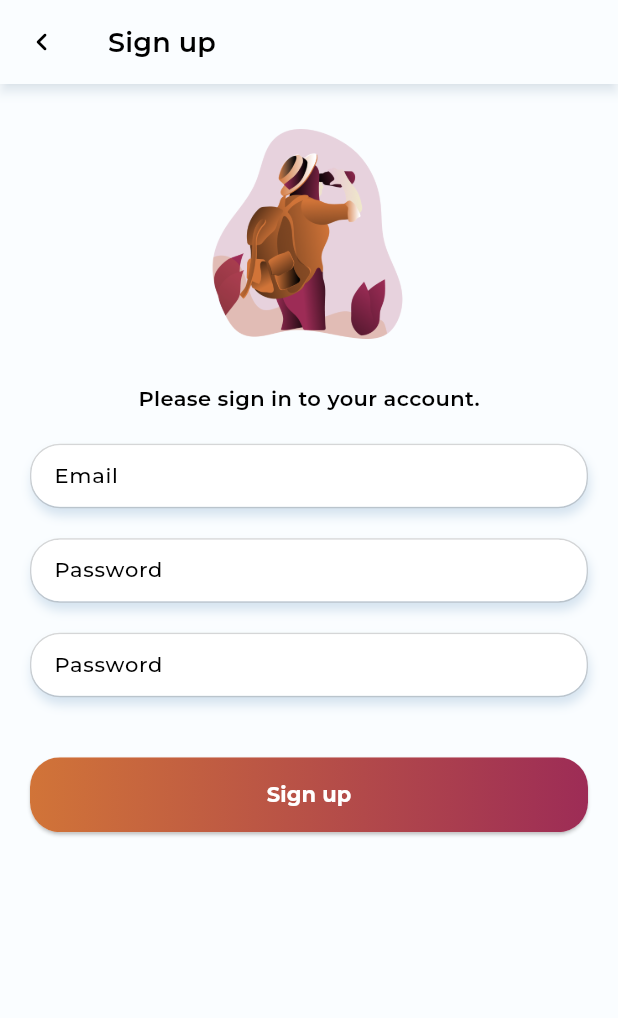
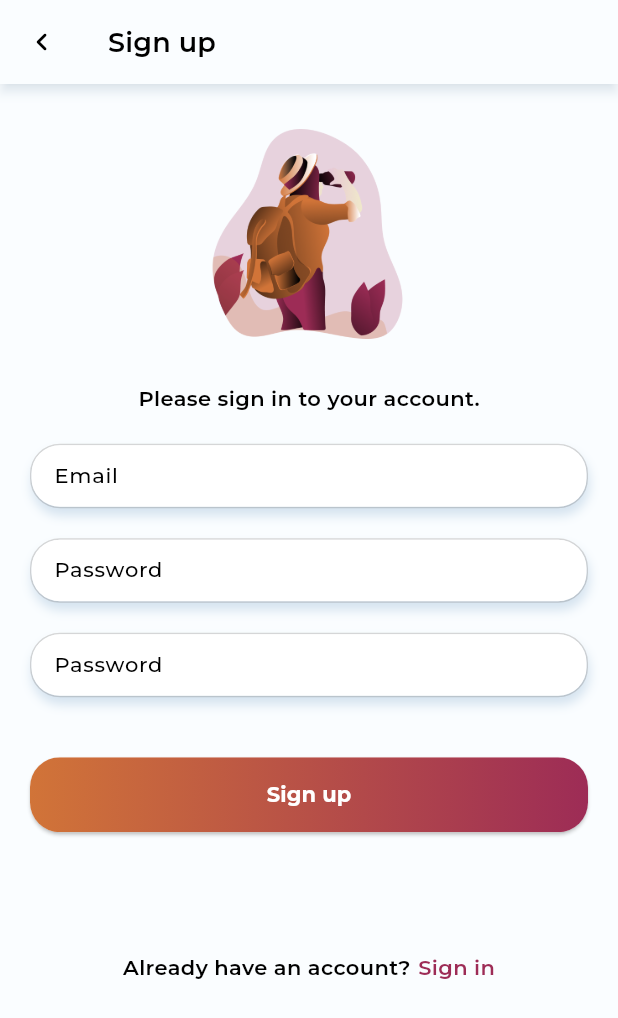
Before and after one commit to FilipKisic/Tourist-app, a Flutter app: the screen it shows after launch, after a tap on "Sign in", after a tap on "Sign up", on a phone screen of 412 x 824 dp. Shown: the top 1018 px of the screen. Run offline on Flutter 3.47's test engine with Material 2 defaults, Android fonts, the phone set to English and light mode, and no system bars; our stand-ins replace firebase_auth, firebase_core, flutter_riverpod, lottie; accounts and stored records are empty; generated files the repository leaves out were written again.

Commit message:
Added registration and iOS support

```diff
--- a/assets/l10n/app_en.arb
+++ b/assets/l10n/app_en.arb
@@ -4,6 +4,7 @@
     "password": "Password",
     "signIn": "Sign in",
     "dontHaveAnAccount": "Don't have an account?",
+    "alreadyHaveAnAccount": "Already have an account?",
     "signUp": "Sign up",
     "emailEmptyValidation": "Email cannot be empty.",
     "emailAddressValidation": "Please enter a valid email address.",
@@ -13,5 +14,6 @@
     "wrongEmailOrPassword": "Wrong email or password",
     "passwordsDoNotMatch": "Passwords do not match",
     "emailAlreadyExists": "Email is already in use",
-    "passwordIsTooWeak": "Password is too weak"
+    "passwordIsTooWeak": "Password is too weak",
+    "thereWasAnError": "There was an error"
 }
--- a/assets/l10n/app_hr.arb
+++ b/assets/l10n/app_hr.arb
@@ -2,8 +2,9 @@
     "signInTitle": "Prijava u svoj račun.",
     "email": "E-pošta",
     "password": "Lozinka",
-    "signIn": "Prijava",
+    "signIn": "Prijavi se",
     "dontHaveAnAccount": "Nemate svoj račun?",
+    "alreadyHaveAnAccount": "Već imate račun?",
     "signUp": "Registracija",
     "emailEmptyValidation": "E-pošta ne može biti prazna.",
     "emailAddressValidation": "Molimo Vas unesite ispravnu adresu E-pošte.",
@@ -13,5 +14,6 @@
     "wrongEmailOrPassword": "Pogrešna adresa ili lozinka",
     "passwordsDoNotMatch": "Lozinke nisu jednake",
     "emailAlreadyExists": "E-pošta je već u uporabi",
-    "passwordIsTooWeak": "Lozinka je preslaba"
+    "passwordIsTooWeak": "Lozinka je preslaba",
+    "thereWasAnError": "Dogodila se pogreška"
 }
--- a/lib/features/auth/domain/repository/user_repository.dart
+++ b/lib/features/auth/domain/repository/user_repository.dart
@@ -2,4 +2,5 @@ import 'package:firebase_auth/firebase_auth.dart';
 
 abstract interface class UserRepository {
   Future<User?> loginUser(final String email, final String password);
+  Future<User?> registerUser(final String email, final String password);
 }
--- a/lib/features/auth/presentation/screen/registration_screen.dart
+++ b/lib/features/auth/presentation/screen/registration_screen.dart
@@ -1,18 +1,21 @@
 import 'package:flutter/material.dart';
 import 'package:flutter_gen/gen_l10n/app_localizations.dart';
+import 'package:flutter_riverpod/flutter_riverpod.dart';
+import 'package:tourist_app/core/route_generator.dart';
+import 'package:tourist_app/di.dart';
 import 'package:tourist_app/features/auth/presentation/util/utils.dart';
 import 'package:tourist_app/features/auth/presentation/widget/custom_text_form_field.dart';
 import 'package:tourist_app/features/common/presentation/widget/custom_snackbar.dart';
 import 'package:tourist_app/features/common/presentation/widget/primary_button.dart';
 
-class RegistrationScreen extends StatefulWidget {
+class RegistrationScreen extends ConsumerStatefulWidget {
   const RegistrationScreen({super.key});
 
   @override
-  State<RegistrationScreen> createState() => _RegistrationScreenState();
+  ConsumerState<ConsumerStatefulWidget> createState() => _RegistrationScreenState();
 }
 
-class _RegistrationScreenState extends State<RegistrationScreen> {
+class _RegistrationScreenState extends ConsumerState<RegistrationScreen> {
   final _formKey = GlobalKey<FormState>();
   final _emailController = TextEditingController();
   final _passwordController = TextEditingController();
@@ -20,12 +23,25 @@ class _RegistrationScreenState extends State<RegistrationScreen> {
 
   @override
   Widget build(BuildContext context) {
+    final userState = ref.watch(userProvider.select((provider) => provider.userAuthState));
+
+    ref.listen(userProvider.select((provider) => provider.userAuthState), (_, state) {
+      state?.whenOrNull(
+        data: (_) => WidgetsBinding.instance.addPostFrameCallback(
+          (_) => Navigator.of(context).pushReplacementNamed(RouteGenerator.homeScreen),
+        ),
+        error: (error, _) => WidgetsBinding.instance.addPostFrameCallback(
+          (_) => _showErrorOnSnackBar(error.toString()),
+        ),
+      );
+    });
+
     return Scaffold(
       resizeToAvoidBottomInset: true,
       appBar: AppBar(
         leading: IconButton(
-          onPressed: () => Navigator.of(context).pop(),
-          icon: const Icon(Icons.chevron_left_rounded),
+          onPressed: () => Navigator.of(context).pushReplacementNamed(RouteGenerator.loginScreen),
+          icon: const Icon(Icons.chevron_left_rounded), //! should pop() instead of push()
         ),
         title: Text(
           AppLocalizations.of(context).signUp,
@@ -80,8 +96,26 @@ class _RegistrationScreenState extends State<RegistrationScreen> {
                     const SizedBox(height: 40),
                     PrimrayButton(
                       onPressed: () => _register(),
-                      isLoading: false,
+                      isLoading: userState is AsyncLoading<void>,
                       text: AppLocalizations.of(context).signUp,
+                    ),
+                    const SizedBox(height: 80),
+                    Row(
+                      mainAxisAlignment: MainAxisAlignment.center,
+                      children: [
+                        Text(AppLocalizations.of(context).alreadyHaveAnAccount),
+                        const SizedBox(width: 5),
+                        GestureDetector(
+                          onTap: _redirectToLoginScreen,
+                          child: Text(
+                            AppLocalizations.of(context).signIn,
+                            style: Theme.of(context)
+                                .textTheme
+                                .bodyMedium!
+                                .copyWith(color: Theme.of(context).colorScheme.secondary),
+                          ),
+                        ),
+                      ],
                     ),
                   ],
                 ),
@@ -101,14 +135,30 @@ class _RegistrationScreenState extends State<RegistrationScreen> {
     super.dispose();
   }
 
+  void _showErrorOnSnackBar(final String error) {
+    if (error == 'weak-password') {
+      CustomSnackBar.show(context, AppLocalizations.of(context).passwordComplexityValidation);
+    } else if (error.toString() == 'email-already-in-use') {
+      CustomSnackBar.show(context, AppLocalizations.of(context).emailAlreadyExists);
+    } else {
+      CustomSnackBar.show(context, AppLocalizations.of(context).thereWasAnError);
+    }
+  }
+
   void _register() {
     ScaffoldMessenger.of(context).hideCurrentSnackBar();
     if (_formKey.currentState!.validate()) {
       if (doPasswordsMatch(_passwordController.text, _confirmPasswordController.text)) {
-        //redirect to the main screen
+        ref.read(userProvider).registerUser(
+              _emailController.text.trim(),
+              _passwordController.text.trim(),
+            );
       } else {
         CustomSnackBar.show(context, AppLocalizations.of(context).passwordsDoNotMatch);
       }
     }
   }
+
+  void _redirectToLoginScreen() =>
+      Navigator.of(context).pushReplacementNamed(RouteGenerator.loginScreen);
 }
--- a/lib/features/auth/presentation/util/utils.dart
+++ b/lib/features/auth/presentation/util/utils.dart
@@ -15,8 +15,15 @@ bool _isNotValidEmailAddress(final String value) => !RegExp(
         r'^(([^<>()[\]\\.,;:\s@\"]+(\.[^<>()[\]\\.,;:\s@\"]+)*)|(\".+\"))@((\[[0-9]{1,3}\.[0-9]{1,3}\.[0-9]{1,3}\.[0-9]{1,3}\])|(([a-zA-Z\-0-9]+\.)+[a-zA-Z]{2,}))$')
     .hasMatch(value);
 
-String? validatePassword(final BuildContext context, final String? value) =>
-    value == null || value.isEmpty ? AppLocalizations.of(context).passwordEmptyValidation : null;
+String? validatePassword(final BuildContext context, final String? value) {
+  if (value == null || value.isEmpty) {
+    return AppLocalizations.of(context).passwordEmptyValidation;
+  } else if (value.length < 8) {
+    return AppLocalizations.of(context).passwordLengthValidation;
+  } else {
+    return null;
+  }
+}
 
 bool doPasswordsMatch(final String password, final String confirmPassword) =>
     password == confirmPassword;
```
Also changed, not shown: lib/di.dart (+4 -4 lines), lib/features/auth/data/datasource/firebase/user_api.dart (+12 -2 lines), lib/features/auth/data/repository/user_repository_impl.dart (+6 -1 lines), lib/features/auth/domain/usecase/auth/login_user_use_case.dart (deleted, +0 -11 lines), lib/features/auth/domain/usecase/auth_use_cases.dart (added, +14 -0 lines), lib/features/auth/presentation/riverpod/user_provider.dart (+28 -4 lines), lib/features/auth/presentation/screen/login_screen.dart (+7 -6 lines), 4 other files.
